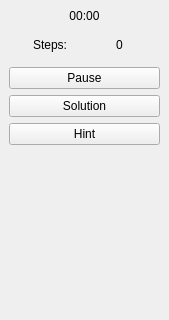
Above: dockwindow.ui from FettGoenner/coma3 before the change; both pictures show x 0 to 169 and y 0 to 320 of the 169 by 650 pixel window. Below: the same form after it.
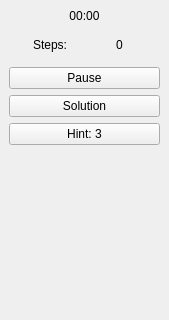
That is the form after the change.

Diff of the .ui file:
```diff
--- a/dockwindow.ui
+++ b/dockwindow.ui
@@ -86,7 +86,7 @@
     <item>
      <widget class="QPushButton" name="hintBtn">
       <property name="text">
-       <string>Hint</string>
+       <string>Hint: 3</string>
       </property>
      </widget>
     </item>
```
